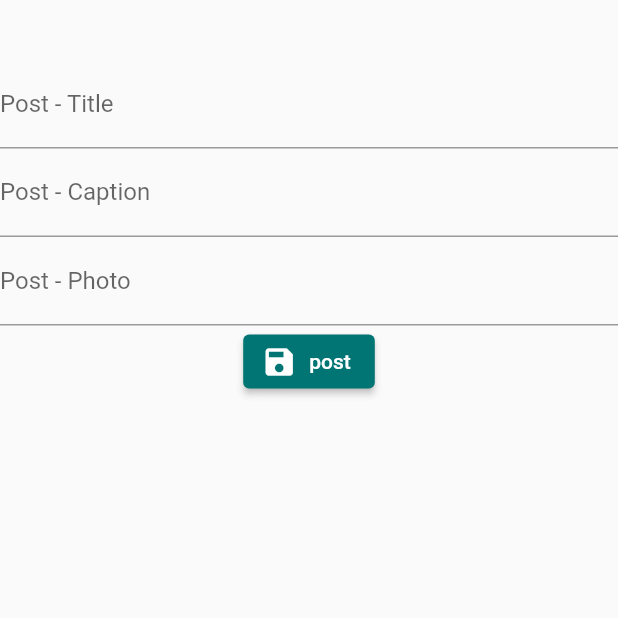
After one commit to 25benjaminli/jerseycaresx, a Flutter app: the PostsPage screen opened directly, after a tap on "post", after a tap on the "add" icon, on a phone screen of 412 x 824 dp, the top half of it. The commit adds this screen. Run offline on Flutter 3.47's test engine with Material 2 defaults, Android fonts, the phone set to English and light mode, and no system bars; our stand-ins replace cloud_firestore, firebase_auth, firebase_core, flutter_feather_icons, get, getwidget and 2 more; accounts and stored records are empty.

Commit message:
worked on posts

```diff
--- a/lib/colorClass.dart
+++ b/lib/colorClass.dart
@@ -27,6 +27,8 @@ MaterialColor grey = dispColor(0xFFE5E8E8);
 const greyC = Color(0xFFE5E8E8);
 MaterialColor bottomItemColor = dispColor(0xFF7b7b7b);
 const bottomItemColorC = Color(0xFF7b7b7b);
+MaterialColor black = dispColor(0xFF1B1C1E);
+const blackC = Color(0xFF1B1C1E);
 
 class CustomColors {
   static final Color firebaseNavy = Color(0xFF2C384A);
--- a/lib/pages/actualhomepage.dart
+++ b/lib/pages/actualhomepage.dart
@@ -1,5 +1,6 @@
 import 'package:flutter/material.dart';
-
+import 'package:jerseycaresapp/pages/posts.dart';
+import 'posts.dart';
 
 class ActualHomepage extends StatelessWidget {
   const ActualHomepage({Key? key}) : super(key: key);
@@ -9,14 +10,23 @@ class ActualHomepage extends StatelessWidget {
     return Scaffold(
       body: Container(
         // alignment: Alignment.center,
-
         child: Column(
           children: <Widget>[
-            Text("Welcome to the Homepage")
+            Text("Welcome to the Homepage"),
+          Spacer(),
+          Align(alignment: Alignment.bottomRight, child: FloatingActionButton(onPressed: () {
+            Navigator.of(context).pushReplacement(
+              MaterialPageRoute(
+                builder: (context) => PostsPage(
+                  // user: user,
+                ),
+              ),
+            );
+          },
+          child: Icon(Icons.add),
+          // label: Text("Make A Post"))
 
-
-          ]
-        )
+          ))]),
 
       )
     );
--- a/lib/pages/editsettings.dart
+++ b/lib/pages/editsettings.dart
@@ -43,6 +43,8 @@ class _EditSettingsPageState extends State<EditSettingsPage> {
         Align(
            alignment: Alignment.center,
            child: ElevatedButton.icon(icon: Icon(Icons.save), onPressed: () {
+
+
               FirebaseFirestore.instance.collection("Users").doc(FirebaseAuth.instance.currentUser!.uid.toString()).update({"about": myController.text.toString()});
               Navigator.of(context).pushReplacement(
               MaterialPageRoute(
--- /dev/null
+++ b/lib/pages/posts.dart
@@ -0,0 +1,72 @@
+import 'package:flutter/material.dart';
+import 'nav.dart';
+import '/colorclass.dart';
+import 'package:firebase_auth/firebase_auth.dart';
+import 'package:firebase_core/firebase_core.dart';
+import 'package:cloud_firestore/cloud_firestore.dart';
+
+// FirebaseFirestore.instance.collection("Posts").doc().set({
+//                 "uid": FirebaseAuth.instance.currentUser!.uid.toString(),
+//                 "caption": FirebaseAuth.instance.currentUser!.displayName.toString(),
+//                 "caption": FirebaseAuth.instance.currentUser!.uid.toString(),
+//               });
+
+class PostsPage extends StatefulWidget {
+  PostsPage({Key? key}) : super(key: key);
+
+  @override
+  State<PostsPage> createState() => _PostsPageState();
+}
+
+
+class _PostsPageState extends State<PostsPage> {
+  final Caption = TextEditingController();
+
+  @override
+  Widget build(BuildContext context) {
+    return Scaffold(
+      body: Column(
+        // mainAxisAlignment: MainAxisAlignment.center,
+        children: [
+        SizedBox(height: 40),
+        TextField(decoration: InputDecoration(
+          label: Text("Post - Title"),
+
+        ),),
+        TextField(decoration: InputDecoration(
+          label: Text("Post - Caption"),
+
+        ), controller: Caption),
+        // do file thing
+        TextField(decoration: InputDecoration(
+          label: Text("Post - Photo"),
+
+        ),
+        ),
+
+        Align(
+           alignment: Alignment.center,
+           child: ElevatedButton.icon(icon: Icon(Icons.save), onPressed: () {
+
+
+              FirebaseFirestore.instance.collection("Posts").doc().set({
+                "uid": FirebaseAuth.instance.currentUser!.uid.toString(),
+                "caption": Caption.text,
+                "photoURL": FirebaseAuth.instance.currentUser!.photoURL.toString(),
+                // "title": FirebaseAuth.instance.currentUser!.title.toString(),
+              });
+              Navigator.of(context).pushReplacement(
+              MaterialPageRoute(
+                builder: (context) => NavBar(
+                  // user: user,
+                ),
+              ),
+              );
+           },
+           label: Text("post")
+
+        )
+        )],)
+    );
+  }
+}
```
Also changed, not shown: lib/pages/aboutus.dart (+8 -7 lines), lib/pages/help.dart (+73 -6 lines).
